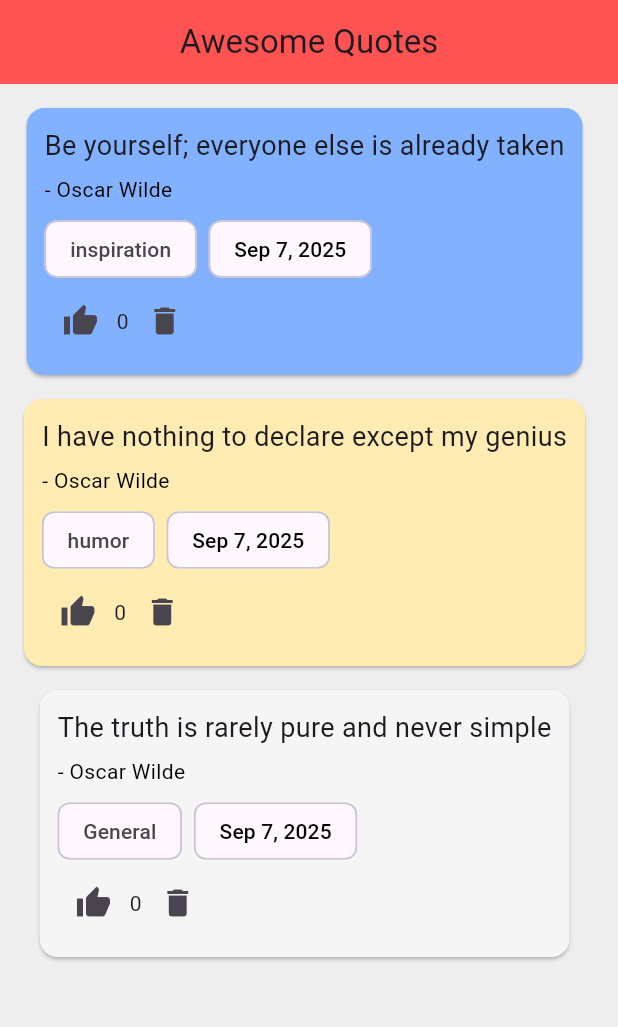
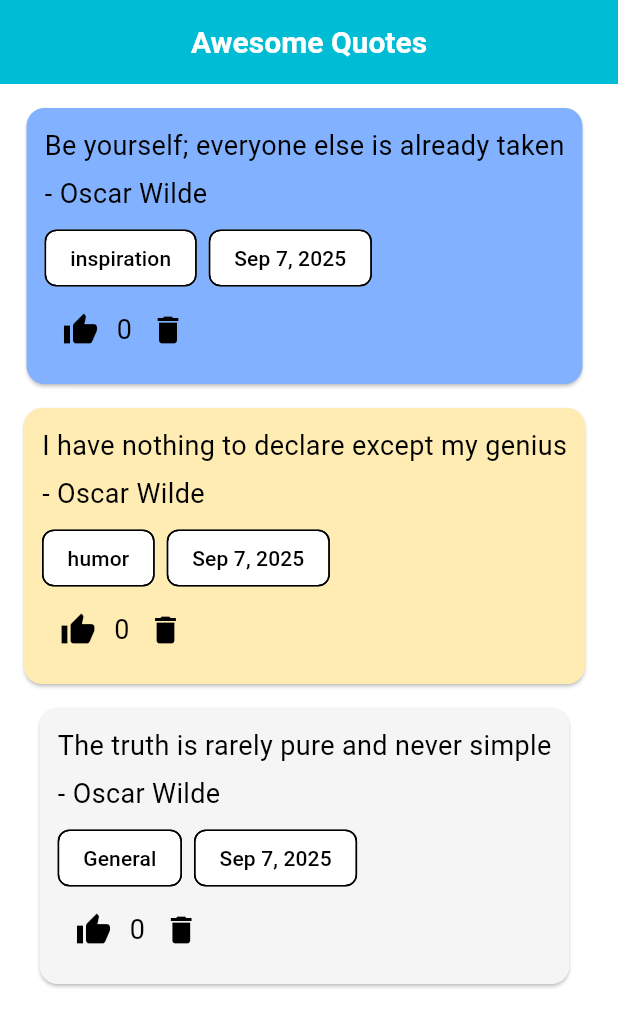
Before and after one commit to WitherTigher/Ninjaproject, a Flutter app: the screen it shows after launch, on a phone screen of 412 x 824 dp. Shown: the top 1027 px of the screen. Run offline on Flutter 3.47's test engine with Material 3 defaults, Android fonts, the light colour scheme and no system bars.

Commit message:
added a main theme.

```diff
--- a/lib/quote_card.dart
+++ b/lib/quote_card.dart
@@ -33,11 +33,12 @@ class _QuoteCardState extends State<QuoteCard> {
         child: Column(
           crossAxisAlignment: CrossAxisAlignment.start,
           children: [
-            Text(widget.quote.text, style: const TextStyle(fontSize: 18)),
+            Text(widget.quote.text,
+                style: Theme.of(context).textTheme.bodyMedium),
             SizedBox(height: 6),
             Text(
               '- ${widget.quote.author}',
-              style: TextStyle(color: const Color.fromARGB(255, 0, 0, 0)),
+              style: Theme.of(context).textTheme.bodyMedium,
             ),
             SizedBox(height: 6),
             Wrap(
```
Also changed, not shown: lib/main.dart (+21 -3 lines), 1 other file.
